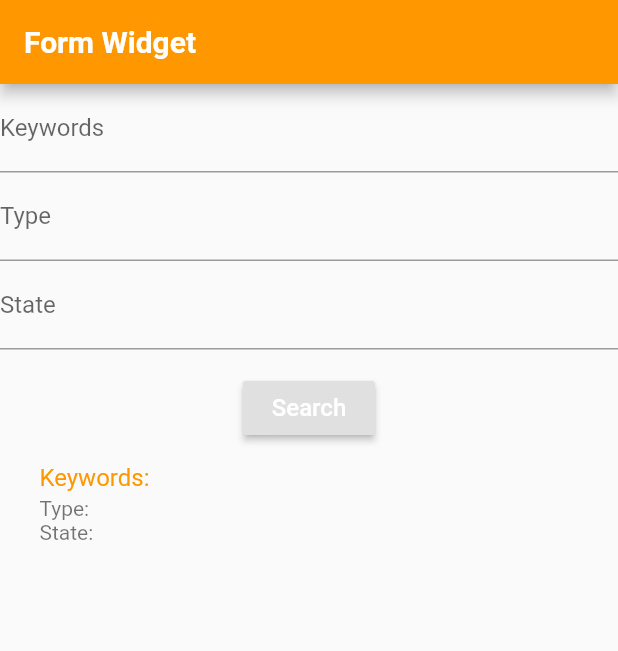
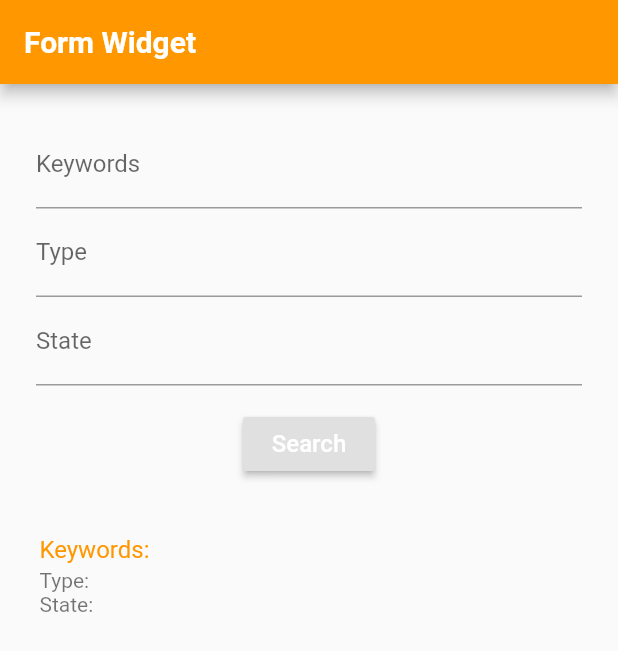
Before and after one commit to phillipmcreynolds/field_test, a Flutter app: the screen it shows after launch, on a phone screen of 412 x 824 dp. Shown: the top 651 px of the screen. Run offline on Flutter 3.47's test engine with Material 2 defaults, Android fonts, the phone set to English and light mode, and no system bars.

Commit message:
added container with edge inset margin

```diff
--- a/lib/widgets/form_widget.dart
+++ b/lib/widgets/form_widget.dart
@@ -64,6 +64,9 @@ class _FormWidgetState extends State<FormWidget> {
             child: Column(
                 mainAxisAlignment: MainAxisAlignment.center,
                 children: <Widget>[
+                  Container(
+                      margin: EdgeInsets.all(24),
+                      child:
                       Form(
                           key: _formKey,
                           child: Column(
@@ -83,7 +86,9 @@ class _FormWidgetState extends State<FormWidget> {
                                       _formKey.currentState.save(),
                                       _update(),
                                     })
-                          ])),
+                              ])
+                      ),
+                  ),
                   Container(
                     width: displayWidth(context) * .95,
                     height: displayHeight(context) * .75,
```
Also changed, not shown: 3 other files. Lines whose indentation alone changed are shown as unchanged.
